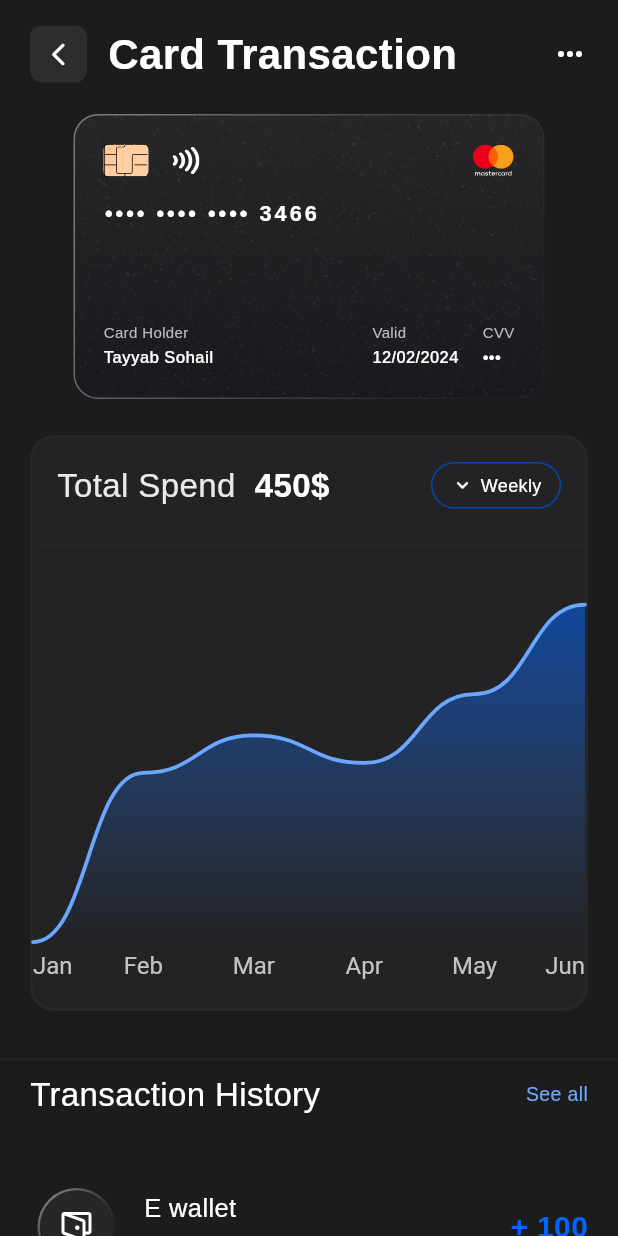
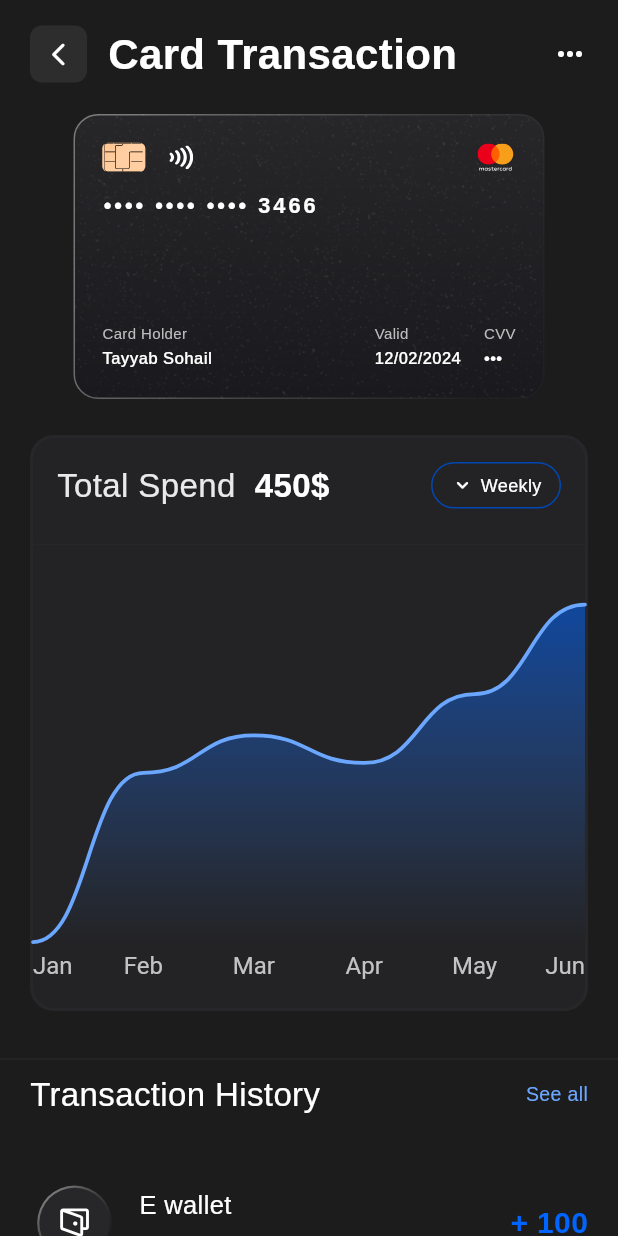
Before and after one commit to jhaym3s/nitnym, a Flutter app: the CardScreen screen opened directly, after a tap on "Card Transactions", on a phone screen of 412 x 824 dp. Run offline on Flutter 3.47's test engine with Material 3 defaults, Android fonts, the phone set to English and light mode, and no system bars; our stand-ins replace equatable, flutter_bloc, flutter_svg.

Commit message:
add screen util

```diff
--- a/lib/core/dimensions.dart
+++ b/lib/core/dimensions.dart
@@ -4,7 +4,7 @@ import 'package:flutter/material.dart';
 
 class Dims {
   const Dims._();
-  static Size designSize = const Size(390, 844);
+  static Size designSize = const Size(430, 932);
   static late Size deviceSize;
 
   static void setSize(MediaQueryData media) {
--- a/lib/screens/card/card_screen.dart
+++ b/lib/screens/card/card_screen.dart
@@ -1,5 +1,6 @@
 import 'package:flutter/material.dart';
 import 'package:flutter_bloc/flutter_bloc.dart';
+import 'package:mintyn/core/dimensions.dart';
 import 'package:mintyn/core/images.dart';
 import 'package:mintyn/widgets/cards/card_type_tabs.dart';
 import '../../blocs/card/card_bloc.dart';
@@ -39,24 +40,24 @@ class _CardScreenState extends State<CardScreen> {
         child: Column(
           children: [
             Padding(
-              padding: const EdgeInsets.fromLTRB(20, 16, 20, 0),
+              padding: EdgeInsets.fromLTRB(20.dx, 16.dy, 20.dx, 0),
               child: Row(
                 children: [
                   GestureDetector(
                     onTap: () => Navigator.pop(context),
                     child: Container(
-                      width: 38,
-                      height: 38,
+                      width: 38.dx,
+                      height: 38.dx,
                       decoration: BoxDecoration(
                         color: AppColors.surfaceElevated,
                         borderRadius:
                             BorderRadius.circular(AppSizes.radiusSm),
                       ),
-                      child: const Icon(Icons.arrow_back_ios_new_rounded,
-                          color: AppColors.textPrimary, size: 18),
+                      child: Icon(Icons.arrow_back_ios_new_rounded,
+                          color: AppColors.textPrimary, size: 18.dx),
                     ),
                   ),
-                  const SizedBox(width: 14),
+                  SizedBox(width: 14.dx),
                   BlocBuilder<CardBloc, CardState>(
                     builder: (_, state) => Column(
                       crossAxisAlignment: CrossAxisAlignment.start,
@@ -77,7 +78,7 @@ class _CardScreenState extends State<CardScreen> {
                 ],
               ),
             ),
-            const SizedBox(height: 20),
+            SizedBox(height: 20.dy),
             Expanded(
               child: BlocBuilder<CardBloc, CardState>(
                 builder: (context, state) {
@@ -90,7 +91,7 @@ class _CardScreenState extends State<CardScreen> {
                       children: [
                         Padding(
                           padding:
-                              const EdgeInsets.symmetric(horizontal: 20),
+                              EdgeInsets.symmetric(horizontal: 20.dx),
                           child: CardTypeTabs(
                             selected: state.selectedCardType,
                             onChanged: (type) {
@@ -101,9 +102,9 @@ class _CardScreenState extends State<CardScreen> {
                             },
                           ),
                         ),
-                        const SizedBox(height: 30),
+                        SizedBox(height: 30.dy),
                         SizedBox(
-                          height: AppSizes.bankCardHeight + 24,
+                          height: AppSizes.bankCardHeight + 24.dy,
                           child: PageView.builder(
                             controller: _pageController,
                             itemCount: cards.length,
@@ -121,8 +122,8 @@ class _CardScreenState extends State<CardScreen> {
                                 child: AnimatedPadding(
                                   duration: AppDurations.normal,
                                   padding: EdgeInsets.only(
-                                    top: isSelected ? 0 : 16,
-                                    bottom: isSelected ? 0 : 16,
+                                    top: isSelected ? 0 : 16.dy,
+                                    bottom: isSelected ? 0 : 16.dy,
                                   ),
                                   child: BankCardWidget(
                                     card: cards[i],
@@ -136,33 +137,33 @@ class _CardScreenState extends State<CardScreen> {
                         ),
                         if (cards.length > 1)
                           Padding(
-                            padding: const EdgeInsets.only(top: 15),
+                            padding: EdgeInsets.only(top: 15.dy),
                             child: Row(
                               mainAxisAlignment: MainAxisAlignment.center,
                               children: List.generate(cards.length, (i) {
                                 return AnimatedContainer(
                                   duration: AppDurations.normal,
                                   width: i == state.selectedCardIndex
-                                      ? 28
-                                      : 8,
-                                  height: 8,
-                                  margin: const EdgeInsets.symmetric(
-                                      horizontal: 2),
+                                      ? 28.dx
+                                      : 8.dx,
+                                  height: 8.dy,
+                                  margin: EdgeInsets.symmetric(
+                                      horizontal: 2.dx),
                                   decoration: BoxDecoration(
                                     color: i == state.selectedCardIndex
                                         ? AppColors.primary
                                         : Color(0xff9C9C9D),
-                                    borderRadius: BorderRadius.circular(4),
+                                    borderRadius: BorderRadius.circular(4.dx),
                                   ),
                                 );
                               }),
                             ),
                           ),
-                        const SizedBox(height: 22),
+                        SizedBox(height: 22.dy),
                         if (selected != null)
                           Padding(
-                            padding: const EdgeInsets.symmetric(
-                                horizontal: 20),
+                            padding: EdgeInsets.symmetric(
+                                horizontal: 20.dx),
                             child: Row(
                               mainAxisAlignment:
                                   MainAxisAlignment.spaceEvenly,
@@ -196,19 +197,19 @@ class _CardScreenState extends State<CardScreen> {
                               ],
                             ),
                           ),
-                        const SizedBox(height: 28),
+                        SizedBox(height: 28.dy),
                         const Divider(color: AppColors.border, height: 1),
-                        const SizedBox(height: 24),
+                        SizedBox(height: 24.dy),
                         if (selected != null) ...[
-                          const Padding(
-                            padding: EdgeInsets.symmetric(horizontal: 20),
+                          Padding(
+                            padding: EdgeInsets.symmetric(horizontal: 20.dx),
                             child: Text('Card Settings',
                                 style: AppTextStyles.heading28),
                           ),
-                          const SizedBox(height: 14),
+                          SizedBox(height: 14.dy),
                           Padding(
-                            padding: const EdgeInsets.symmetric(
-                                horizontal: 20),
+                            padding: EdgeInsets.symmetric(
+                                horizontal: 20.dx),
                             child: Column(children: [
                               SettingsRow(
                                 icon: ImageAssets.changePin,
@@ -216,7 +217,7 @@ class _CardScreenState extends State<CardScreen> {
                                 toggleValue: true,
                                 onToggle: (_) {},
                               ),
-                              const SizedBox(height: 17),
+                              SizedBox(height: 17.dy),
                               SettingsRow(
                                 icon: ImageAssets.qrPayment,
                                 label: 'QR Payment',
@@ -225,7 +226,7 @@ class _CardScreenState extends State<CardScreen> {
                                     .read<CardBloc>()
                                     .add(const CardQrPaymentToggled()),
                               ),
-                              const SizedBox(height: 17),
+                              SizedBox(height: 17.dy),
                               SettingsRow(
                                 icon: ImageAssets.onlineShopping,
                                 label: 'Online Shopping',
@@ -236,7 +237,7 @@ class _CardScreenState extends State<CardScreen> {
                                     .add(
                                         const CardOnlineShoppingToggled()),
                               ),
-                              const SizedBox(height: 17),
+                              SizedBox(height: 17.dy),
 
                               SettingsRow(
                                 icon: ImageAssets.cardTransaction,
@@ -246,7 +247,7 @@ class _CardScreenState extends State<CardScreen> {
                                   const CardTransactionScreen(),
                                 ),
                               ),
-                              const SizedBox(height: 10),
+                              SizedBox(height: 10.dy),
                               SettingsRow(
                                 icon: ImageAssets.tapPay,
                                 label: 'Tap Pay',
@@ -257,7 +258,7 @@ class _CardScreenState extends State<CardScreen> {
                               ),
                             ]),
                           ),
-                          const SizedBox(height: 32),
+                          SizedBox(height: 32.dy),
                         ],
                       ],
                     ),
@@ -295,14 +296,14 @@ class _CardAction extends StatelessWidget {
       child: Column(children: [
         AnimatedContainer(
           duration: AppDurations.normal,
-          width: 46,
-          height: 46,
+          width: 46.dx,
+          height: 46.dx,
           decoration: BoxDecoration(
             border: Border.all(
                 color: isActive
                     ? AppColors.primary.withOpacity(0.5)
                     : Color(0xff272729),
-                width: 1),
+                width: 1.dx),
             color: isActive
                 ? AppColors.primary.withOpacity(0.2)
                 : AppColors.surfaceElevated,
@@ -310,9 +311,9 @@ class _CardAction extends StatelessWidget {
           ),
           child: Icon(icon,
               color: isActive ? AppColors.primary : AppColors.textPrimary,
-              size: 22),
+              size: 22.dx),
         ),
-        const SizedBox(height: 8),
+        SizedBox(height: 8.dy),
         Text(label, style: AppTextStyles.smallSmMedium),
       ]),
     );
--- a/lib/widgets/cards/bank_card_widget.dart
+++ b/lib/widgets/cards/bank_card_widget.dart
@@ -1,5 +1,6 @@
 import 'package:flutter/material.dart';
 import 'package:flutter_svg/svg.dart';
+import 'package:mintyn/core/dimensions.dart';
 import 'package:mintyn/core/images.dart';
 import 'package:mintyn/widgets/common/gradient_border.dart';
 import '../../core/constants.dart';
@@ -65,7 +66,7 @@ class _BankCardWidgetState extends State<BankCardWidget>
               child: _NoiseTexture(),
             ),
             Padding(
-              padding: const EdgeInsets.all(20),
+              padding: EdgeInsets.all(20.dx),
               child: Column(
                 crossAxisAlignment: CrossAxisAlignment.start,
                 children: [
@@ -74,13 +75,13 @@ class _BankCardWidgetState extends State<BankCardWidget>
                     children: [
                       Row(children: [
                         _ChipIcon(),
-                        const SizedBox(width: 16),
-                        SvgPicture.asset(ImageAssets.tapPay, width: 18, height: 18,),
+                        SizedBox(width: 16.dx),
+                        SvgPicture.asset(ImageAssets.tapPay, width: 18.dx, height: 18.dy,),
                       ]),
-                      SvgPicture.asset(ImageAssets.mastercard, width: 28, height: 21),
+                      SvgPicture.asset(ImageAssets.mastercard, width: 28.dx, height: 21.dy),
                     ],
                   ),
-                  const SizedBox(height: 14),
+                  SizedBox(height: 14.dy),
                   Text(
                     _buildCardNumber(),
                     style: AppTextStyles.body11.copyWith(
@@ -100,7 +101,7 @@ class _BankCardWidgetState extends State<BankCardWidget>
                       ),
                       _CardField(
                           label: 'Valid', value: widget.card.validDate),
-                      const SizedBox(width: 16),
+                      SizedBox(width: 16.dx),
                       _CardField(
                         label: 'CVV',
                         value: widget.isRevealed ? widget.card.cvv : '•••',
@@ -119,9 +120,9 @@ class _BankCardWidgetState extends State<BankCardWidget>
                     child: Column(
                       mainAxisSize: MainAxisSize.min,
                       children: [
-                        const Icon(Icons.ac_unit_rounded,
-                            color: Colors.lightBlueAccent, size: 36),
-                        const SizedBox(height: 8),
+                        Icon(Icons.ac_unit_rounded,
+                            color: Colors.lightBlueAccent, size: 36.dx),
+                        SizedBox(height: 8.dy),
                         Text('Card Frozen',
                             style: AppTextStyles.bodyMdMedium),
                       ],
@@ -168,7 +169,7 @@ class _CardField extends StatelessWidget {
         Text(label,
             style: AppTextStyles.smallXs
                 .copyWith(color: Color(0xffBCBCBD))),
-        const SizedBox(height: 2),
+         SizedBox(height: 2.dy),
         Text(value,
             style: AppTextStyles.smallSmMedium
                 .copyWith(color: Colors.white,)),
@@ -181,18 +182,18 @@ class _ChipIcon extends StatelessWidget {
   @override
   Widget build(BuildContext context) {
     return Container(
-      width: 30,
-      height: 22,
+      width: 30.dx,
+      height: 22.dy,
       decoration: BoxDecoration(
         color: const Color(0xFFD4AA70),
-        borderRadius: BorderRadius.circular(4),
+        borderRadius: BorderRadius.circular(4.dx),
         gradient: const LinearGradient(
           colors: [Color(0xFFFFC690), Color(0xFFFFCFA3),Color(0xFFFFCEA1)],
           begin: Alignment.topLeft,
           end: Alignment.bottomRight,
         ),
       ),
-     child: SvgPicture.asset(ImageAssets.chip, width: 30, height: 22, )
+     child: SvgPicture.asset(ImageAssets.chip, width: 30.dx, height: 22.dy, )
     );
   }
 }
--- a/lib/widgets/cards/card_type_tabs.dart
+++ b/lib/widgets/cards/card_type_tabs.dart
@@ -1,4 +1,5 @@
 import 'package:flutter/material.dart';
+import 'package:mintyn/core/dimensions.dart';
 import 'package:mintyn/core/constants.dart';
 import 'package:mintyn/models/bank_card_model.dart';
 
@@ -15,18 +16,18 @@ class CardTypeTabs extends StatelessWidget {
         Container(
           decoration: BoxDecoration(
             color: Color(0xff232323),
-            borderRadius: BorderRadius.circular(22),
+            borderRadius: BorderRadius.circular(22.dx),
           ),
           child: _TypeTab(
               label: 'Physical Card',
               isSelected: selected == CardType.physical,
               onTap: () => onChanged(CardType.physical)),
         ),
-        const SizedBox(width: 20),
+        SizedBox(width: 20.dx),
         Container(
           decoration: BoxDecoration(
             color: Color(0xff232323),
-            borderRadius: BorderRadius.circular(22),
+            borderRadius: BorderRadius.circular(22.dx),
           ),
           child: _TypeTab(
               label: 'Virtual Card',
@@ -52,9 +53,9 @@ class _TypeTab extends StatelessWidget {
       onTap: onTap,
       child: AnimatedContainer(
         duration: AppDurations.normal,
-        padding: const EdgeInsets.symmetric(horizontal: 18, vertical: 9),
+        padding: EdgeInsets.symmetric(horizontal: 18.dx, vertical: 9.dy),
         decoration: BoxDecoration(
-          borderRadius: BorderRadius.circular(26),
+          borderRadius: BorderRadius.circular(26.dx),
           border: isSelected
               ? Border.all(color: AppColors.primary, width: 1.5)
               : null,
--- a/lib/widgets/charts/spending_chart.dart
+++ b/lib/widgets/charts/spending_chart.dart
@@ -1,5 +1,6 @@
 import 'dart:math';
 import 'package:flutter/material.dart';
+import 'package:mintyn/core/dimensions.dart';
 import '../../core/constants.dart';
 
 class SpendingChart extends StatefulWidget {
--- a/lib/widgets/common/gradient_border.dart
+++ b/lib/widgets/common/gradient_border.dart
@@ -1,4 +1,5 @@
 import 'package:flutter/material.dart';
+import 'package:mintyn/core/dimensions.dart';
 
 class GradientBorderPainter extends CustomPainter {
   const GradientBorderPainter({required this.borderRadius});
--- a/lib/widgets/common/gradient_border_blur_card.dart
+++ b/lib/widgets/common/gradient_border_blur_card.dart
@@ -1,5 +1,6 @@
 import 'dart:ui';
 import 'package:flutter/material.dart';
+import 'package:mintyn/core/dimensions.dart';
 
 
 class GradientBorderBlurCard extends StatelessWidget {
--- a/lib/widgets/common/settings_row.dart
+++ b/lib/widgets/common/settings_row.dart
@@ -1,5 +1,6 @@
 import 'package:flutter/material.dart';
 import 'package:flutter_svg/flutter_svg.dart';
+import 'package:mintyn/core/dimensions.dart';
 import '../../core/constants.dart';
 
 class AppToggle extends StatefulWidget {
@@ -55,22 +56,22 @@ class _AppToggleState extends State<AppToggle>
       child: AnimatedBuilder(
         animation: _ctrl,
         builder: (_, __) => Container(
-          width: w,
-          height: h,
+          width: w.dx,
+          height: h.dy,
           decoration: BoxDecoration(
             color: _trackColor.value,
-            borderRadius: BorderRadius.circular(h / 2),
+            borderRadius: BorderRadius.circular(h.dy / 2),
           ),
           child: Padding(
-            padding: const EdgeInsets.all(padding),
+            padding: EdgeInsets.all(padding.dx),
             child: Stack(
               children: [
                 Positioned(
-                  left: _thumbPos.value * (w - thumb - padding * 2),
+                  left: _thumbPos.value * (w.dx - thumb.dx - padding.dx * 2),
                   top: 0,
                   child: Container(
-                    width: thumb,
-                    height: thumb,
+                    width: thumb.dx,
+                    height: thumb.dy,
                     decoration: const BoxDecoration(
                       color: Colors.white,
                       shape: BoxShape.circle,
@@ -108,27 +109,27 @@ class SettingsRow extends StatelessWidget {
       onTap: onTap ??
           (toggleValue != null ? () => onToggle?.call(!toggleValue!) : null),
       child: Container(
-        padding: const EdgeInsets.symmetric(horizontal: 10, vertical: 8),
+        padding: EdgeInsets.symmetric(horizontal: 10.dx, vertical: 8.dy),
         decoration: BoxDecoration(
           color: Color(0xff232325),
-          borderRadius: BorderRadius.circular(6),
+          borderRadius: BorderRadius.circular(6.dx),
         ),
         child: Row(
           children: [
             CircleAvatar(
-              radius: 20,
+              radius: 20.dx,
               backgroundColor: Color(0xFF272729),
-              child: SvgPicture.asset(icon, width: 24, height: 24),
+              child: SvgPicture.asset(icon, width: 24.dx, height: 24.dx),
               ),
-            const SizedBox(width: 14),
+            SizedBox(width: 14.dx),
             Expanded(
               child: Text(label, style: AppTextStyles.body17),
             ),
             if (toggleValue != null)
               AppToggle(value: toggleValue!, onChanged: onToggle)
             else
-              const Icon(Icons.chevron_right_rounded,
-                  color: AppColors.textPrimary, size: 20),
+              Icon(Icons.chevron_right_rounded,
+                  color: AppColors.textPrimary, size: 20.dx),
           ],
         ),
       ),
--- a/lib/widgets/common/transaction_item.dart
+++ b/lib/widgets/common/transaction_item.dart
@@ -1,6 +1,7 @@
 import 'package:flutter/material.dart';
 import 'package:flutter_svg/svg.dart';
 import 'package:intl/intl.dart';
+import 'package:mintyn/core/dimensions.dart';
 import '../../core/constants.dart';
 import '../../models/transaction_model.dart';
 
@@ -24,18 +25,18 @@ class TransactionItem extends StatelessWidget {
       child: Column(
         children: [
           Padding(
-            padding: const EdgeInsets.symmetric(vertical: 12),
+            padding: EdgeInsets.symmetric(vertical: 12.dy),
             child: Row(
               children: [
                 GradientBorderCircleButton(icon: transaction.icon,),
-                const SizedBox(width: 14),
+                SizedBox(width: 14.dx),
                 Expanded(
                   child: Column(
                     crossAxisAlignment: CrossAxisAlignment.start,
                     children: [
                       Text(transaction.title,
                           style: AppTextStyles.body17),
-                      const SizedBox(height: 6),
+                      SizedBox(height: 6.dy),
                       Text(_formatDateTime(transaction.dateTime),
                           style: AppTextStyles.small13),
                     ],
@@ -128,10 +129,10 @@ class GradientBorderCircleButton extends StatelessWidget {
   @override
   Widget build(BuildContext context) {
     return Padding(
-      padding: const EdgeInsets.all(5),
+      padding: EdgeInsets.all(5.dx),
       child: Container(
-        width: 52,
-        height: 52,
+        width: 52.dx,
+        height: 52.dx,
         decoration: BoxDecoration(
           shape: BoxShape.circle,
           gradient: const LinearGradient(
@@ -144,7 +145,7 @@ class GradientBorderCircleButton extends StatelessWidget {
           ),
         ),
         child: Padding(
-          padding: const EdgeInsets.all(1.5),
+          padding: EdgeInsets.all(1.5.dx),
           child: Container(
             decoration: const BoxDecoration(
               shape: BoxShape.circle,
@@ -153,8 +154,8 @@ class GradientBorderCircleButton extends StatelessWidget {
             child: Center(
               child: SvgPicture.asset(
                 icon,
-                width: 24,
-                height: 24,
+                width: 24.dx,
+                height: 24.dx,
 
             ),
           ),
```
Also changed, not shown: lib/screens/activity/activity_screen.dart (+38 -43 lines), lib/screens/home/home_screen.dart (+29 -28 lines), lib/screens/home/profile_drawer.dart (+35 -35 lines), lib/screens/profile/profile_screen.dart (+36 -35 lines), lib/widgets/common/home_balance_card.dart (+29 -28 lines), lib/widgets/common/home_filter_tab.dart (+4 -3 lines), lib/widgets/common/quick_action_button.dart (+11 -10 lines).
